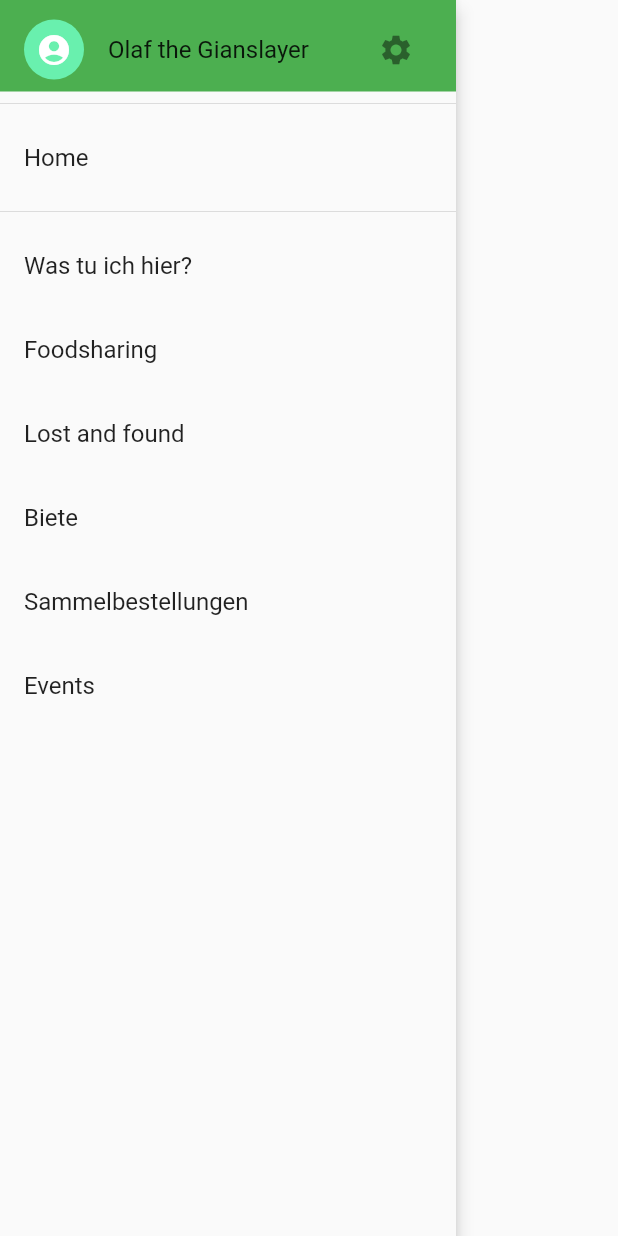
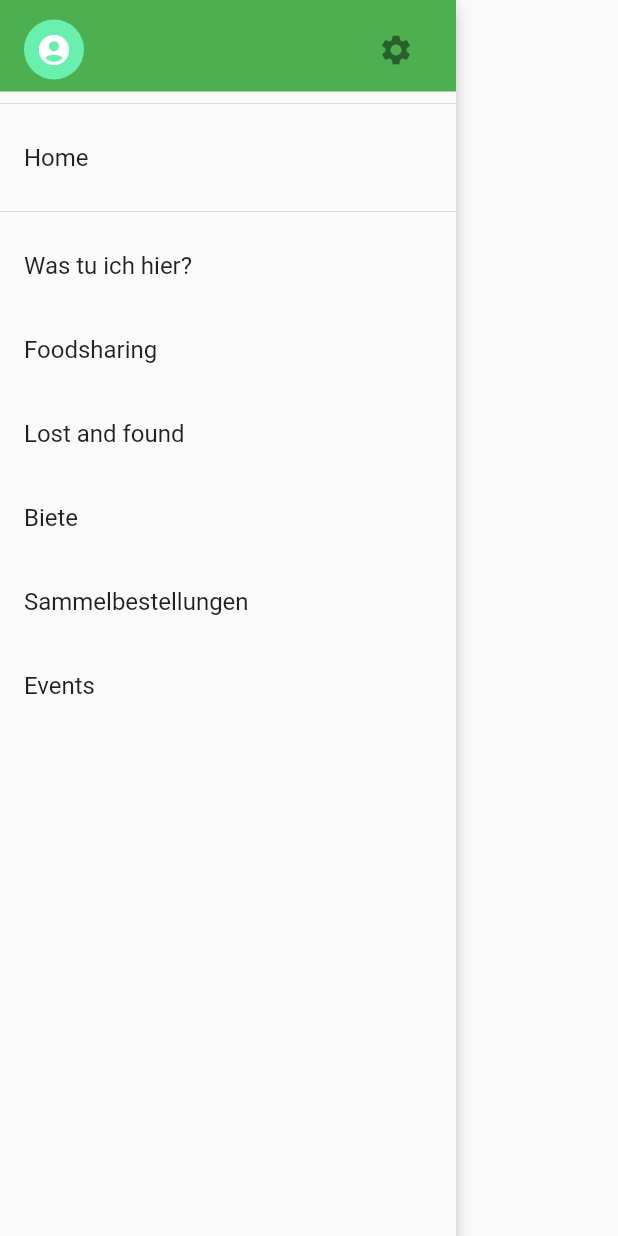
Before and after one commit to chrii/graetzl, a Flutter app: the MainDrawer widget shown alone on an empty page, opened directly, on a phone screen of 412 x 824 dp. Run offline on Flutter 3.47's test engine with Material 2 defaults, Android fonts, the phone set to English and light mode, and no system bars; our stand-ins replace email_validator, firebase_auth, font_awesome_flutter; accounts and stored records are empty.

```diff
--- a/lib/widgets/menu/main_drawer.dart
+++ b/lib/widgets/menu/main_drawer.dart
@@ -1,18 +1,12 @@
 import 'package:flutter/material.dart';
+import 'package:graetzl/models/user.dart';
+import 'package:provider/provider.dart';
 import './menu_elements.dart';
 import '../../mixins/device_mixins.dart';
 
 class MainDrawer extends StatelessWidget with DeviceSpecificMedia {
-  // void _navigate(BuildContext context {
-  //   Navigator.of(context).pushNamed("/categories", arguments: {
-  //     "title": categoryItems['title'],
-  //     "image": categoryItems['mainImage'],
-  //     "subtitle": categoryItems['subtitle'],
-  //     "tasks": categoryItems['tasksInit']
-  //   });
-  // }
-
   build(BuildContext context) {
+    final _user = Provider.of<User>(context);
     final _userTile = MediaQuery.of(context).padding.top + 5;
     final _menuTile = MediaQuery.of(context).size.height;
 
@@ -29,8 +23,9 @@ class MainDrawer extends StatelessWidget with DeviceSpecificMedia {
             padding: EdgeInsets.only(top: _userTile),
             width: double.infinity,
             color: Theme.of(context).primaryColor,
-            child: ListTile(
-              title: Text("Olaf the Gianslayer"),
+            child: _user != null
+                ? ListTile(
+                    title: Text(_user.uid),
                     trailing: IconButton(
                       icon: Icon(Icons.settings),
                       onPressed: () {},
@@ -40,7 +35,8 @@ class MainDrawer extends StatelessWidget with DeviceSpecificMedia {
                       foregroundColor: Colors.white,
                       child: Icon(Icons.account_circle),
                     ),
-            ),
+                  )
+                : Text('Anonym'),
           ),
           Divider(),
           Container(
```
Lines whose indentation alone changed are shown as unchanged.
